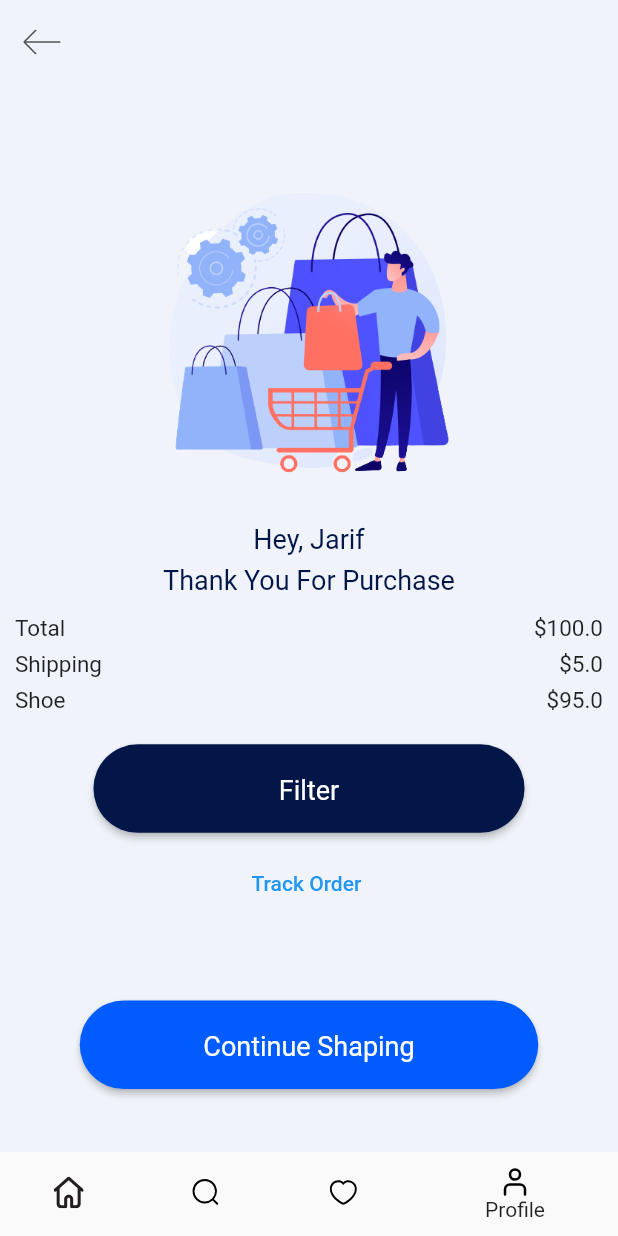
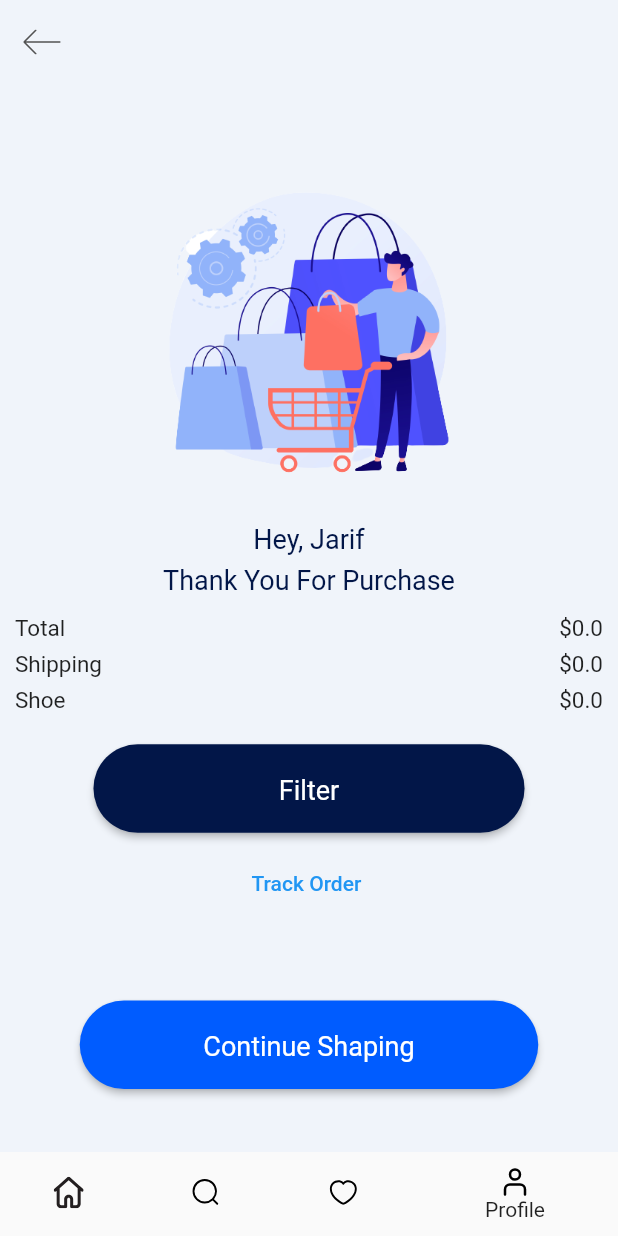
Before and after one commit to Anas2000Github/musice, a Flutter app: the screen it shows after launch, item 4 of the bottom bar chosen, on a phone screen of 412 x 824 dp. Run offline on Flutter 3.47's test engine with Material 2 defaults, Android fonts, the phone set to English and light mode, and no system bars; our stand-ins replace device_preview, flutter_svg, get, shared_preferences; missing offline and left inert: custom_check_box.

Commit message:
ربطت قيمة المجموع total بالمشروع

```diff
--- a/lib/view/order_details_screen.dart
+++ b/lib/view/order_details_screen.dart
@@ -5,6 +5,7 @@ import 'package:flutter_svg/svg.dart';
 import 'package:get/get.dart';
 import 'package:project_ecommerce/constants.dart';
 import 'package:project_ecommerce/helper/sized_box_enum.dart';
+import 'package:project_ecommerce/main.dart';
 
 import '../widgets/custom_button.dart';
 import '../widgets/custom_text.dart';
@@ -55,7 +56,7 @@ class OrderDetailsScreen extends StatelessWidget {
                          crossAxisAlignment: CrossAxisAlignment.center,
                          children: [
                            CustomText(text:'Total',fontsize: 15),
-                           CustomText(text:'\$100.0',fontsize: 15),
+                           CustomText(text:'\$${setServ.cartController.totalPrice}',fontsize: 15),
                          ],
                        ),
                        5.height,
@@ -63,7 +64,7 @@ class OrderDetailsScreen extends StatelessWidget {
                          mainAxisAlignment: MainAxisAlignment.spaceBetween,
                          children: [
                            CustomText(text:'Shipping',fontsize: 15),
-                           CustomText(text:'\$5.0',fontsize: 15),
+                           CustomText(text:'\$${setServ.cartController.shipping}',fontsize: 15),
 
                          ],
                        ),
@@ -72,7 +73,7 @@ class OrderDetailsScreen extends StatelessWidget {
                          mainAxisAlignment: MainAxisAlignment.spaceBetween,
                          children: [
                            CustomText(text:'Shoe',fontsize: 15),
-                           CustomText(text:'\$95.0',fontsize: 15),
+                           CustomText(text:'\$${setServ.cartController.unitPrice}',fontsize: 15),
 
                          ],
                        ),
@@ -82,7 +83,7 @@ class OrderDetailsScreen extends StatelessWidget {
                           colorButton: Constants.fontColor,
                       borderSize: 50),
                       10.height,
-                      TextButton(onPressed: (){}, child: Text('Track Order ',style: TextStyle(color: Colors.blue),)),
+                      TextButton(onPressed: (){}, child: const Text('Track Order ',style: TextStyle(color: Colors.blue),)),
                     ],
                   ),),
                (Get.height*.025).height,
```
Also changed, not shown: lib/view/cartpage.dart (+4 -10 lines).
